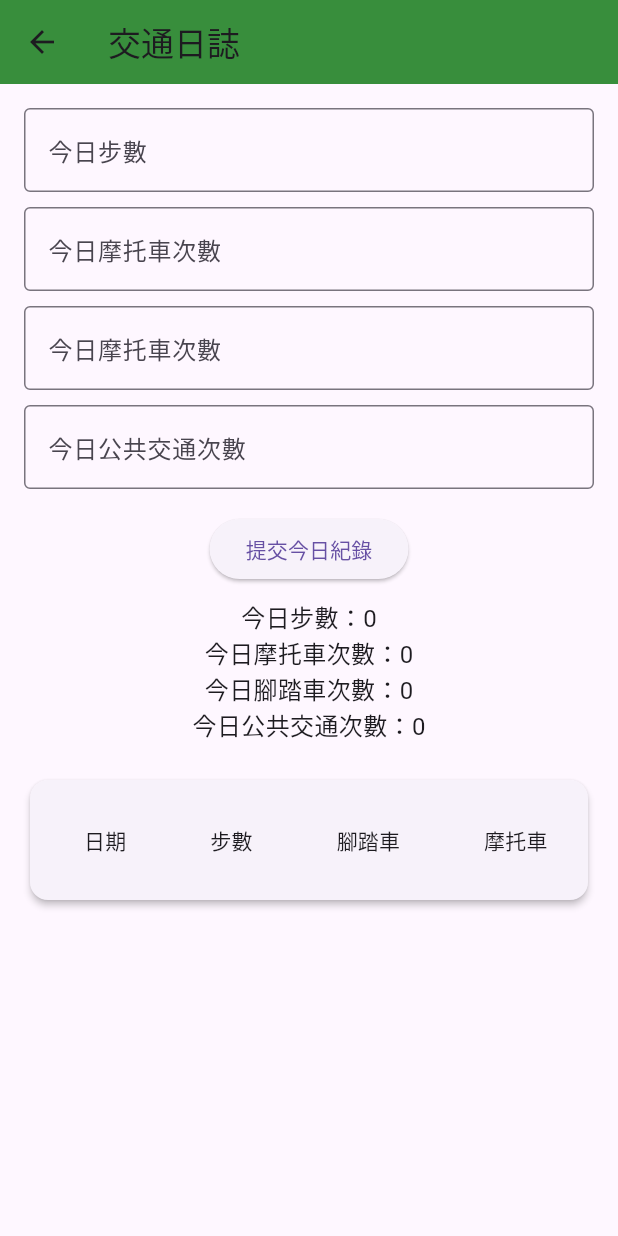
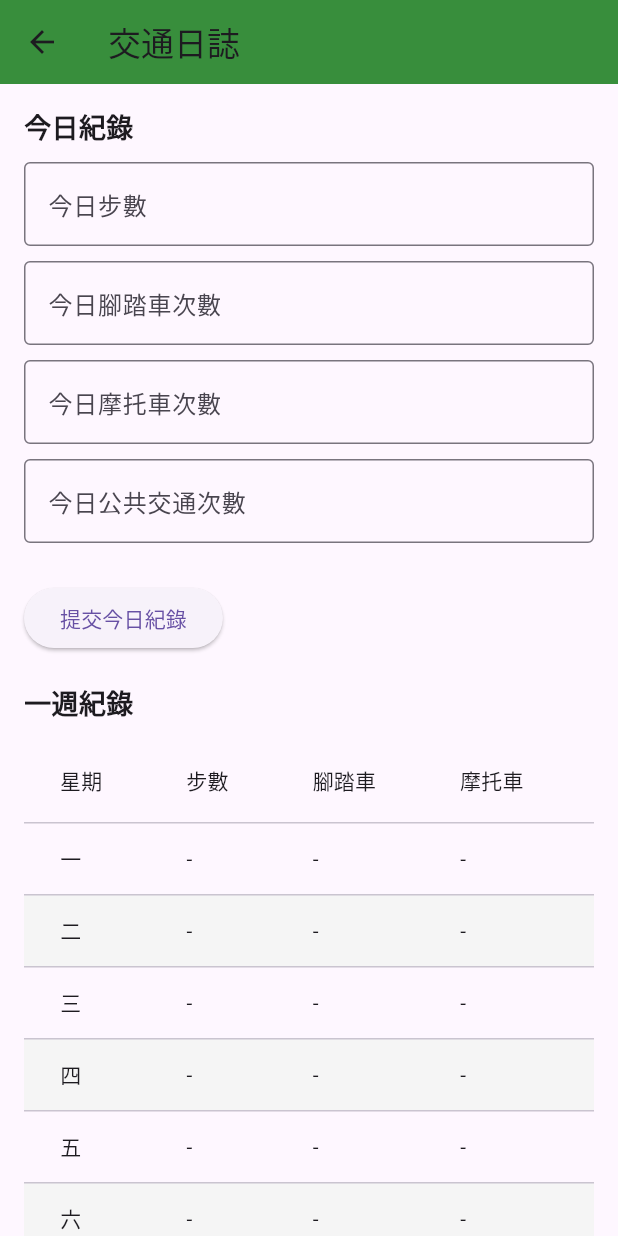
Before and after one commit to RexWei1016/NSYSU_Q_Form, a Flutter app: the TransportPage screen opened by its route, on a phone screen of 412 x 824 dp. Run offline on Flutter 3.47's test engine with Material 3 defaults, Android fonts, the light colour scheme and no system bars; our stand-ins replace firebase_core, firebase_messaging, flutter_local_notifications, permission_handler, shared_preferences, sqflite; missing offline and left inert: health, mobile_scanner; accounts and stored records are empty.

Commit message:
feat(map): 新增腳踏車與步行交通功能

```diff
--- a/lib/views/food_record_page.dart
+++ b/lib/views/food_record_page.dart
@@ -72,7 +72,7 @@ class _FoodRecordPageState extends State<FoodRecordPage> {
       scrollDirection: Axis.horizontal,
       child: DataTable(
         columns: const [
-          DataColumn(label: Text('日')),
+          DataColumn(label: Text('星期')),
           DataColumn(label: Text('早餐')),
           DataColumn(label: Text('午餐')),
           DataColumn(label: Text('晚餐')),
--- a/lib/views/transport_page.dart
+++ b/lib/views/transport_page.dart
@@ -1,8 +1,6 @@
-// transport_page.dart (View)
 import 'package:flutter/material.dart';
 import 'package:provider/provider.dart';
 import '../viewmodels/transport_view_model.dart';
-import '../models/transport_record.dart';
 
 class TransportPage extends StatefulWidget {
   const TransportPage({super.key});
@@ -14,9 +12,8 @@ class TransportPage extends StatefulWidget {
 class _TransportPageState extends State<TransportPage> {
   final stepsController = TextEditingController();
   final bikeController = TextEditingController();
+  final motorcycleController = TextEditingController();
   final publicController = TextEditingController();
-  final motorcycleController = TextEditingController();
-
 
   @override
   void initState() {
@@ -24,7 +21,7 @@ class _TransportPageState extends State<TransportPage> {
     final vm = context.read<TransportViewModel>();
     Future.microtask(() async {
       await vm.loadWeeklyData();
-      await vm.fetchStepsFromHealth(); // ← 自動抓取今日步數
+      await vm.fetchStepsFromHealth();
     });
   }
 
@@ -40,30 +37,14 @@ class _TransportPageState extends State<TransportPage> {
       body: SingleChildScrollView(
         padding: const EdgeInsets.all(16),
         child: Column(
+          crossAxisAlignment: CrossAxisAlignment.start,
           children: [
-            TextField(
-              controller: stepsController,
-              decoration: const InputDecoration(labelText: '今日步數', border: OutlineInputBorder()),
-              keyboardType: TextInputType.number,
-            ),
+            const Text('今日紀錄', style: TextStyle(fontSize: 18, fontWeight: FontWeight.bold)),
             const SizedBox(height: 10),
-            TextField(
-              controller: bikeController,
-              decoration: const InputDecoration(labelText: '今日摩托車次數', border: OutlineInputBorder()),
-              keyboardType: TextInputType.number,
-            ),
-            const SizedBox(height: 10),
-            TextField(
-              controller: motorcycleController,
-              decoration: const InputDecoration(labelText: '今日摩托車次數', border: OutlineInputBorder()),
-              keyboardType: TextInputType.number,
-            ),
-            const SizedBox(height: 10),
-            TextField(
-              controller: publicController,
-              decoration: const InputDecoration(labelText: '今日公共交通次數', border: OutlineInputBorder()),
-              keyboardType: TextInputType.number,
-            ),
+            _buildInputField('今日步數', stepsController),
+            _buildInputField('今日腳踏車次數', bikeController),
+            _buildInputField('今日摩托車次數', motorcycleController),
+            _buildInputField('今日公共交通次數', publicController),
             const SizedBox(height: 16),
             ElevatedButton(
               onPressed: () {
@@ -71,47 +52,69 @@ class _TransportPageState extends State<TransportPage> {
                 final bike = int.tryParse(bikeController.text) ?? 0;
                 final motorcycle = int.tryParse(motorcycleController.text) ?? 0;
                 final pub = int.tryParse(publicController.text) ?? 0;
-
                 final today = DateTime.now().toIso8601String().substring(0, 10);
                 vm.submitToday(today, steps, bike, motorcycle, pub);
-
               },
               child: const Text('提交今日紀錄'),
             ),
+            const SizedBox(height: 20),
+            const Text('一週紀錄', style: TextStyle(fontSize: 18, fontWeight: FontWeight.bold)),
             const SizedBox(height: 10),
-            Text('今日步數：${vm.todaySteps}', style: const TextStyle(fontSize: 16)),
-            Text('今日摩托車次數：${vm.todayBike}', style: const TextStyle(fontSize: 16)),
-            Text('今日腳踏車次數：${vm.todayBike}', style: const TextStyle(fontSize: 16)),
-            Text('今日公共交通次數：${vm.todayPublic}', style: const TextStyle(fontSize: 16)),
-            const SizedBox(height: 20),
-            Card(
-              elevation: 2,
-              child: Padding(
-                padding: const EdgeInsets.all(12),
-                child: SingleChildScrollView(
+            _buildWeekTable(vm),
+          ],
+        ),
+      ),
+    );
+  }
+
+  Widget _buildInputField(String label, TextEditingController controller) {
+    return Padding(
+      padding: const EdgeInsets.only(bottom: 10),
+      child: TextField(
+        controller: controller,
+        decoration: InputDecoration(
+          labelText: label,
+          border: const OutlineInputBorder(),
+        ),
+        keyboardType: TextInputType.number,
+      ),
+    );
+  }
+
+  Widget _buildWeekTable(TransportViewModel vm) {
+    final weekDays = ['一', '二', '三', '四', '五', '六', '日'];
+
+    return SingleChildScrollView(
       scrollDirection: Axis.horizontal,
       child: DataTable(
         columns: const [
-                      DataColumn(label: Text('日期')),
+          DataColumn(label: Text('星期')),
           DataColumn(label: Text('步數')),
           DataColumn(label: Text('腳踏車')),
           DataColumn(label: Text('摩托車')),
           DataColumn(label: Text('公共交通')),
         ],
-                    rows: vm.weeklyRecords.map((e) => DataRow(cells: [
-                      DataCell(Text(e.date.substring(5))),
-                      DataCell(Text('${e.steps}')),
-                      DataCell(Text('${e.bike}')),
-                      DataCell(Text('${e.motorcycle}')),
-                      DataCell(Text('${e.publicTransport}')),
-                    ])).toList(),
-                  ),
-                ),
-              ),
-            ),
+        rows: List.generate(7, (i) {
+          final data = vm.weekRecords.length > i ? vm.weekRecords[i] : {};
+          final isOdd = i % 2 == 1;
+          final rowColor = isOdd ? Colors.grey.shade100 : null;
+
+          return DataRow(
+            color: rowColor != null
+                ? MaterialStateProperty.all(rowColor)
+                : null,
+            cells: [
+              DataCell(Text(weekDays[i])),
+              DataCell(Text('${data['steps'] ?? '-'}')),
+              DataCell(Text('${data['bike'] ?? '-'}')),
+              DataCell(Text('${data['motorcycle'] ?? '-'}')),
+              DataCell(Text('${data['public'] ?? '-'}')),
             ],
-        ),
+          );
+        }),
       ),
     );
   }
+
+
 }
--- a/pubspec.yaml
+++ b/pubspec.yaml
@@ -43,6 +43,7 @@ dependencies:
   mobile_scanner: ^3.5.0
   health: ^12.1.0
   permission_handler: ^11.3.1
+  collection: ^1.18.0
 
   # The following adds the Cupertino Icons font to your application.
   # Use with the CupertinoIcons class for iOS style icons.
```
Also changed, not shown: lib/viewmodels/transport_view_model.dart (+30 -16 lines), lib/views/home_page.dart (+14 -13 lines), pubspec.lock. Lines whose indentation alone changed are shown as unchanged.
